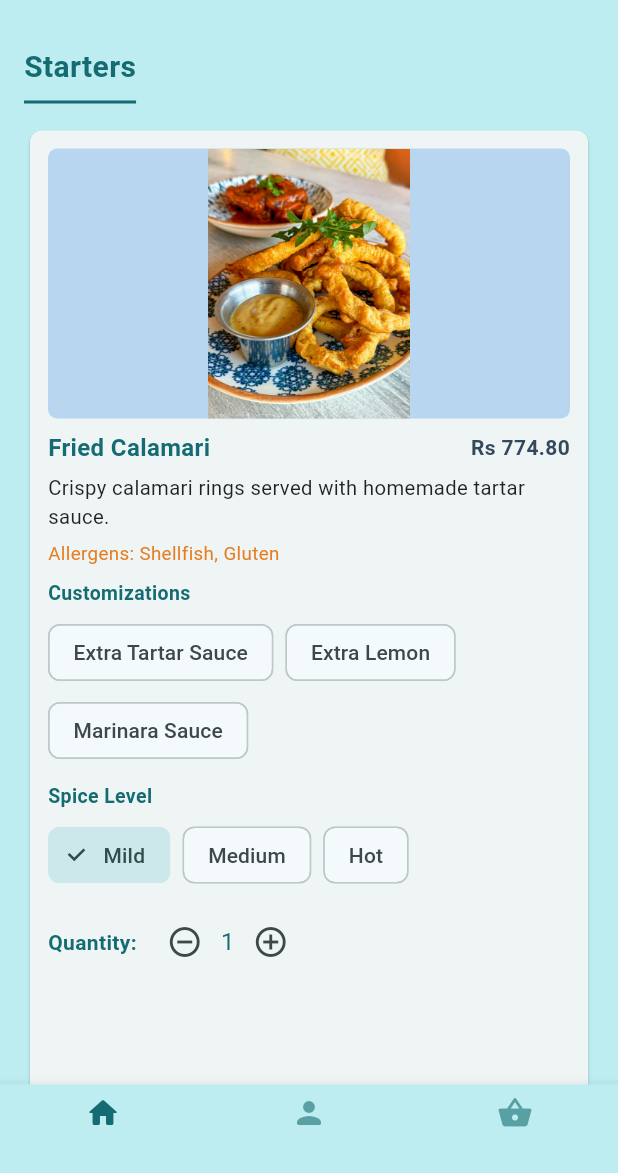
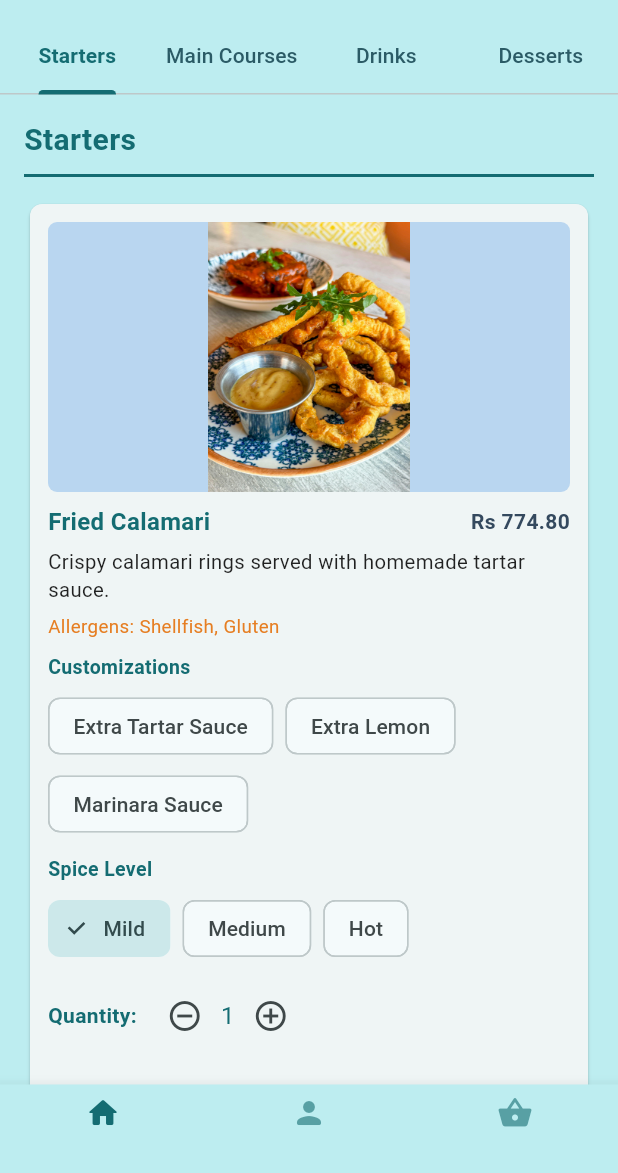
Before and after one commit to Ridwaan69/isd_app_optiona-optionC, a Flutter app: the MenuScreen screen opened by its route, on a phone screen of 412 x 824 dp, the part 63-1236 px from its top. Run offline on Flutter 3.47's test engine with Material 3 defaults, Android fonts, the phone set to English and light mode, and no system bars; our stand-ins replace image_picker.

Commit message:
changed layout of menu page and divided into starters,main courses,drinks and desserts

```diff
--- a/lib/main.dart
+++ b/lib/main.dart
@@ -123,6 +123,7 @@ class App extends StatelessWidget {
       create: (_) => CartProvider(),
       child: MaterialApp(
         title: 'SeaFeast',
+        debugShowCheckedModeBanner: false,
         theme: ThemeData(
           useMaterial3: true,
           colorSchemeSeed: _deepBlue,
--- a/lib/menu.dart
+++ b/lib/menu.dart
@@ -1,7 +1,7 @@
 // lib/menu.dart
 import 'package:flutter/material.dart';
 import 'package:provider/provider.dart';
-import 'main.dart' show CartProvider, MenuItem; // reuse your provider & model
+import 'main.dart' show CartProvider, MenuItem;
 
 const kAqua = Color(0xFFBDEDF0);
 const kDeepBlue = Color(0xFF146C72);
@@ -445,20 +445,25 @@ final _sections = <MenuSectionData>[
 
 double _adaptiveCardHeight(BuildContext context) {
   final h = MediaQuery.of(context).size.height;
-  final proposed = h * 0.95;
+  final proposed = h * 0.95; // more space on tiny phones
   const minH = 600.0;
   const maxH = 780.0;
   return proposed.clamp(minH, maxH);
 }
 
-/* ---------- UI ---------- */
+MenuSectionData _byTitle(String title) =>
+    _sections.firstWhere((s) => s.title == title);
+
+/* ---------- Tabbed Menu Screen ---------- */
 
 class MenuScreen extends StatelessWidget {
   const MenuScreen({super.key});
 
   @override
   Widget build(BuildContext context) {
-    return Scaffold(
+    return DefaultTabController(
+      length: 4,
+      child: Scaffold(
         backgroundColor: kAqua,
         appBar: AppBar(
           backgroundColor: kAqua,
@@ -472,17 +477,71 @@ class MenuScreen extends StatelessWidget {
           ],
         ),
 
-      // 👇 added bottom nav (same style as Home)
         bottomNavigationBar: const _AppBottomBar(activeIndex: 0),
 
-      body: ListView.builder(
+        body: Column(
+          children: [
+            // ⬇️ TabBar moved OUT of AppBar to avoid clipping
+            Material(
+              color: kAqua,
+              child: TabBar(
+                // all four tabs share width equally (no scrolling)
+                isScrollable: false,
+                labelPadding: EdgeInsets.zero,
+                labelStyle: const TextStyle(
+                  fontSize: 14,
+                  fontWeight: FontWeight.w600,
+                ),
+                unselectedLabelStyle: const TextStyle(
+                  fontSize: 14,
+                  fontWeight: FontWeight.w500,
+                ),
+                labelColor: kDeepBlue,
+                unselectedLabelColor: Color(0xFF2B5B66),
+                indicatorColor: kDeepBlue,
+                indicatorWeight: 3,
+                tabs: const [
+                  Tab(text: 'Starters'),
+                  Tab(text: 'Main Courses'),
+                  Tab(text: 'Drinks'),
+                  Tab(text: 'Desserts'),
+                ],
+              ),
+            )
+            ,
+
+            // content
+            const Expanded(
+              child: TabBarView(
+                children: [
+                  _SectionView(sectionTitle: 'Starters'),
+                  _SectionView(sectionTitle: 'Main Courses'),
+                  _SectionView(sectionTitle: 'Drinks'),
+                  _SectionView(sectionTitle: 'Desserts'),
+                ],
+              ),
+            ),
+          ],
+        ),
+      ),
+    );
+  }
+}
+
+/* ---------- One section per tab ---------- */
+
+class _SectionView extends StatelessWidget {
+  final String sectionTitle;
+  const _SectionView({required this.sectionTitle});
+
+  @override
+  Widget build(BuildContext context) {
+    final section = _byTitle(sectionTitle);
+
+    return ListView(
       padding: const EdgeInsets.all(16),
-        itemCount: _sections.length,
-        itemBuilder: (_, s) {
-          final section = _sections[s];
-          return Column(
-            crossAxisAlignment: CrossAxisAlignment.start,
       children: [
+        // Optional section header bar (nice on wide screens)
         Container(
           padding: const EdgeInsets.only(bottom: 8),
           decoration: const BoxDecoration(
@@ -498,6 +557,7 @@ class MenuScreen extends StatelessWidget {
           ),
         ),
         const SizedBox(height: 14),
+
         LayoutBuilder(
           builder: (context, c) {
             final w = c.maxWidth;
@@ -529,13 +589,10 @@ class MenuScreen extends StatelessWidget {
         const SizedBox(height: 18),
       ],
     );
-        },
-      ),
-    );
   }
 }
 
-/* ---------- Bottom bar (reusable) ---------- */
+/* ---------- Bottom bar (reused) ---------- */
 
 class _AppBottomBar extends StatelessWidget {
   final int activeIndex; // 0: home, 1: profile, 2: cart
@@ -573,6 +630,8 @@ class _AppBottomBar extends StatelessWidget {
   }
 }
 
+/* ---------- Card + image (unchanged, with chip wrap fix) ---------- */
+
 class _MenuCard extends StatefulWidget {
   final MenuCardData data;
   const _MenuCard(this.data);
@@ -583,15 +642,15 @@ class _MenuCard extends StatefulWidget {
 
 class _MenuCardState extends State<_MenuCard> {
   int qty = 1;
-  final Map<String, Set<String>> multi = {}; // for checkbox groups
-  final Map<String, String> single = {}; // for radio groups
+  final Map<String, Set<String>> multi = {};
+  final Map<String, String> single = {};
 
   @override
   void initState() {
     super.initState();
     for (final g in widget.data.choices) {
       if (g.singleSelect) {
-        single[g.title] = g.options.first; // default like HTML "checked"
+        single[g.title] = g.options.first;
       } else {
         multi[g.title] = <String>{};
       }
@@ -637,7 +696,6 @@ class _MenuCardState extends State<_MenuCard> {
             ),
             const SizedBox(height: 8),
 
-            // Choices
             for (final g in d.choices) ...[
               Text(
                 g.title,
@@ -675,7 +733,6 @@ class _MenuCardState extends State<_MenuCard> {
               const SizedBox(height: 10),
             ],
 
-            // Quantity
             Row(
               children: [
                 const Text('Quantity:', style: TextStyle(fontWeight: FontWeight.w600)),
@@ -695,8 +752,7 @@ class _MenuCardState extends State<_MenuCard> {
               ],
             ),
 
-            const Spacer(), // keeps the button at the bottom
-
+            const Spacer(),
             SizedBox(
               width: double.infinity,
               child: FilledButton(
@@ -735,8 +791,6 @@ class _MenuCardState extends State<_MenuCard> {
   }
 }
 
-/* ---------- helpers ---------- */
-
 class _MenuImage extends StatelessWidget {
   final String pathOrUrl;
   const _MenuImage({required this.pathOrUrl});
--- a/lib/profile_settings.dart
+++ b/lib/profile_settings.dart
@@ -285,7 +285,7 @@ class _AppBottomBar extends StatelessWidget {
     if (i == activeIndex) return;
     switch (i) {
       case 0:
-        Navigator.pushReplacementNamed(context, '/'); // Home
+        Navigator.pushReplacementNamed(context, '/home'); // Home
         break;
       case 1:
       // already here
```
Lines whose indentation alone changed are shown as unchanged.
